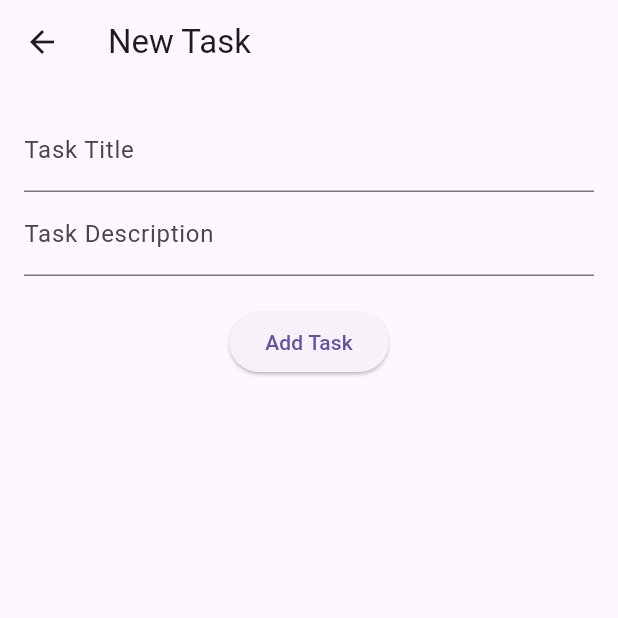
After one commit to ICN-1/MyTaskAppFutter, a Flutter app: the NewTaskScreen screen opened directly, on a phone screen of 412 x 824 dp, the top half of it. The commit adds this screen. Run offline on Flutter 3.47's test engine with Material 3 defaults, Android fonts, the phone set to English and light mode, and no system bars; our stand-ins replace flutter_slidable, get.

Commit message:
Latest changes

```diff
--- /dev/null
+++ b/icn_task_application/lib/controller/task_controller.dart
@@ -0,0 +1,73 @@
+import 'package:flutter/material.dart';
+import 'package:get/get.dart';
+import 'package:icn_task_application/models/task.dart';
+import 'package:icn_task_application/reusable%20widgets/new_alert_dialog.dart';
+
+class TaskController extends GetxController {
+  var taskList = <Task>[].obs;
+  int get totalTasks => taskList.length;
+  int get completedTasks => taskList.where((task) => task.isCompleted).length;
+  final _nameController = TextEditingController();
+  final _descriptionController = TextEditingController();
+  final TextEditingController _nameControllerEdit = TextEditingController();
+  final TextEditingController _descriptionControllerEdit = TextEditingController();
+
+  void toggleTaskCompletion(int index) {
+    taskList[index].isCompleted = !taskList[index].isCompleted;
+    taskList.refresh();
+  }
+
+  void deleteTask(int index) {
+    taskList.removeAt(index);
+  }
+
+  void addTask(Task task) {
+    taskList.add(task);
+  }
+
+  void addTask2(Task task, context) {
+    taskList.add(task);
+    _nameControllerEdit.clear();
+    _descriptionControllerEdit.clear();
+    Navigator.of(context).pop();
+  }
+
+  void edit(context){
+    _nameControllerEdit.clear();
+    _descriptionControllerEdit.clear();
+    Navigator.of(context).pop();
+  }
+
+  void onEdit(index, Task task){
+    taskList[index] = task;
+    _nameControllerEdit.clear();
+    _descriptionControllerEdit.clear();
+  }
+
+  void editTask(index, context, Task task){
+    _nameControllerEdit.text = task.title ?? 'No Title';
+    _descriptionControllerEdit.text = task.description ?? 'No Description';
+
+    showDialog(
+      context: context,
+      builder: ((context) => CreateAlertDialog(
+        taskName: 'Task Name',
+        taskDescription: 'Task Description',
+        taskNameHint: 'Give your project a name...',
+        taskDescriptionHint: 'Give your project a description...',
+        task: task,
+        nameController: _nameControllerEdit,
+        descriptionController: _descriptionControllerEdit,
+        dialogName: 'Edit Task',
+        onEdit: () {
+          task.title = _nameControllerEdit.text;
+          task.description = _descriptionControllerEdit.text;
+          onEdit(index, task);
+        },
+        onSave: () {
+          edit(context);
+        },
+      )),
+    );
+  }
+}
--- a/icn_task_application/lib/main.dart
+++ b/icn_task_application/lib/main.dart
@@ -1,4 +1,5 @@
 import 'package:flutter/material.dart';
+import 'package:get/get_navigation/src/root/get_material_app.dart';
 import 'package:icn_task_application/other_pages/intro_page.dart';
 
 void main() {
@@ -10,7 +11,7 @@ class MyApp extends StatelessWidget {
 
   @override
   Widget build(BuildContext context) {
-    return MaterialApp(
+    return GetMaterialApp(
       title: 'Flutter Demo',
       theme: ThemeData(
         primaryColor: Colors.purple[700]
--- /dev/null
+++ b/icn_task_application/lib/models/task.dart
@@ -0,0 +1,13 @@
+class Task{
+  String? title, description, dateCreated;
+  bool isCompleted;
+  int? index;
+
+  Task({
+    this.title,
+    this.description,
+    this.dateCreated,
+    this.isCompleted = false,
+    this.index,
+  });
+}
--- a/icn_task_application/lib/other_pages/new_task_or_project.dart
+++ b/icn_task_application/lib/other_pages/new_task_or_project.dart
@@ -1,4 +1,5 @@
 import 'package:flutter/material.dart';
+import 'package:icn_task_application/models/task.dart';
 import 'package:icn_task_application/reusable%20widgets/floatingButton.dart';
 import 'package:icn_task_application/reusable%20widgets/new_alert_dialog.dart';
 
@@ -6,11 +7,13 @@ class FloatBtnOptions extends StatelessWidget {
   const FloatBtnOptions({
     Key? key,
     required this.onSave,
+    required this.task,
     required this.nameController,
     required this.descriptionController
   }) : super(key: key);
 
   final VoidCallback onSave;
+  final Task task;
   final TextEditingController nameController;
   final TextEditingController descriptionController;
 
@@ -53,8 +56,9 @@ class FloatBtnOptions extends StatelessWidget {
                             taskDescription: 'Task Description',
                             taskNameHint: 'Give your task a name...',
                             taskDescriptionHint: 'Give your task aescription...',
-                            taskNameController: nameController,
-                            taskDescriptionController: descriptionController,
+                            task: task,
+                            nameController: nameController,
+                            descriptionController: descriptionController,
                             onSave: () {
                               onSave();
                             },
--- /dev/null
+++ b/icn_task_application/lib/other_pages/new_task_screen.dart
@@ -0,0 +1,51 @@
+import 'package:flutter/material.dart';
+import 'package:get/get.dart';
+import 'package:icn_task_application/controller/task_controller.dart';
+import 'package:icn_task_application/models/task.dart';
+import 'package:intl/intl.dart';
+
+class NewTaskScreen extends StatelessWidget {
+  final TaskController taskController = Get.find();
+  final TextEditingController titleController = TextEditingController();
+  final TextEditingController descriptionController = TextEditingController();
+
+  @override
+  Widget build(BuildContext context) {
+    DateTime now = DateTime.now();
+    String formattedDate = DateFormat('yyyy, MMM dd').format(now);
+
+    return Scaffold(
+      appBar: AppBar(
+        title: Text('New Task'),
+      ),
+      body: Padding(
+        padding: const EdgeInsets.all(16.0),
+        child: Column(
+          children: [
+            TextField(
+              controller: titleController,
+              decoration: InputDecoration(labelText: 'Task Title'),
+            ),
+            TextField(
+              controller: descriptionController,
+              decoration: InputDecoration(labelText: 'Task Description'),
+            ),
+            SizedBox(height: 20),
+            ElevatedButton(
+              onPressed: () {
+                Task newTask = Task(
+                  title: titleController.text,
+                  description: descriptionController.text,
+                  dateCreated: formattedDate,
+                );
+                taskController.addTask(newTask);
+                Get.back();
+              },
+              child: Text('Add Task'),
+            ),
+          ],
+        ),
+      ),
+    );
+  }
+}
--- a/icn_task_application/pubspec.yaml
+++ b/icn_task_application/pubspec.yaml
@@ -31,6 +31,7 @@ dependencies:
   flutter:
     sdk: flutter
   flutter_slidable: ^3.1.0
+  get: ^4.6.1
 
 
   # The following adds the Cupertino Icons font to your application.
```
Also changed, not shown: icn_task_application/lib/other_pages/home_page.dart (+49 -144 lines), icn_task_application/lib/other_pages/task_details_screen.dart (added, +91 -0 lines), icn_task_application/lib/reusable widgets/new_alert_dialog.dart (+14 -6 lines), icn_task_application/lib/reusable widgets/rectangular_cards.dart (+20 -2 lines), icn_task_application/pubspec.lock.
